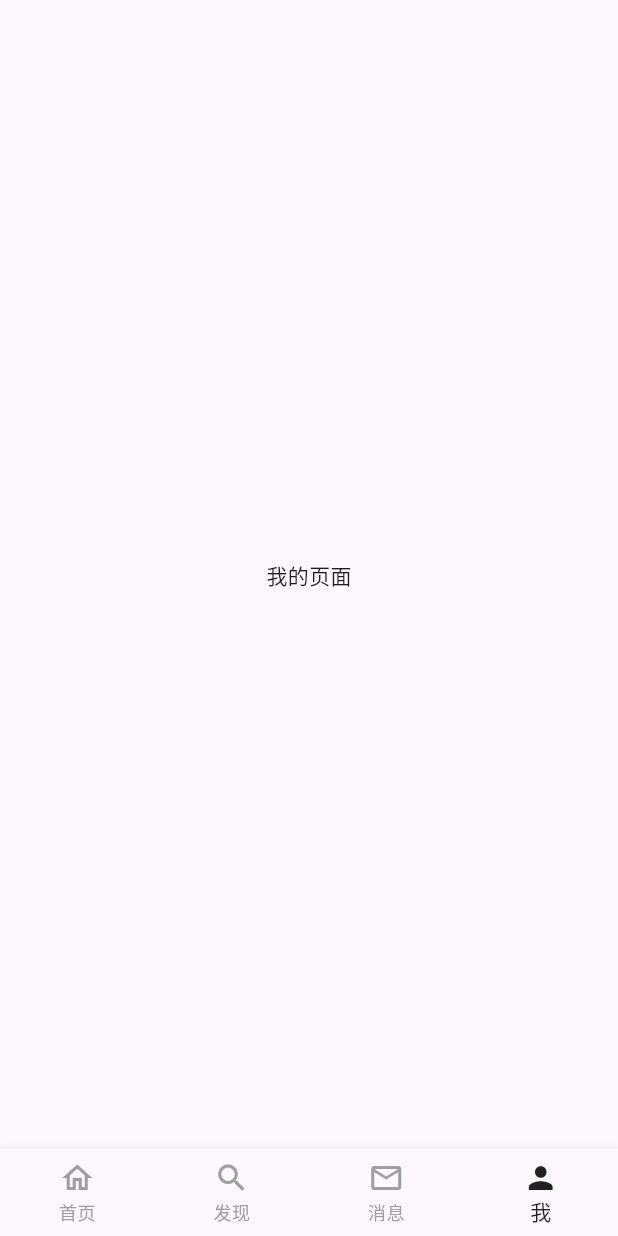
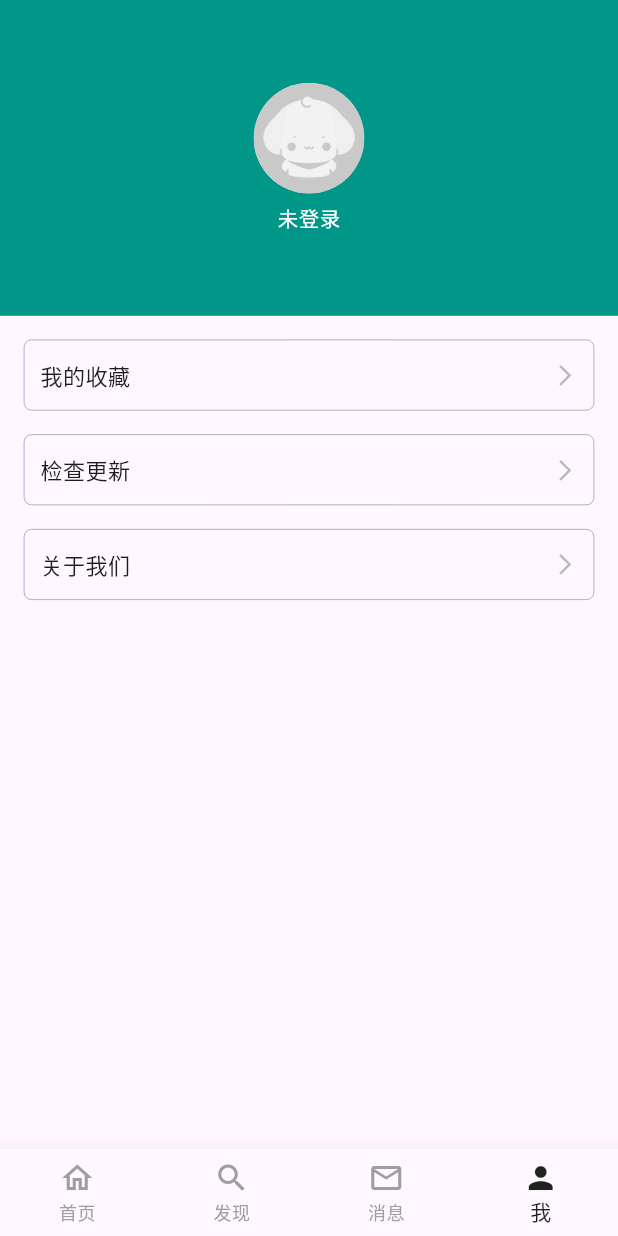
Before and after one commit to EricCeng/drift_frontend, a Flutter app: the screen it shows after launch, item 4 of the bottom bar chosen, on a phone screen of 412 x 824 dp. Run offline on Flutter 3.47's test engine with Material 3 defaults, Android fonts, the phone set to English and light mode, and no system bars; drawn by our look-alikes of oktoast; our stand-ins replace dio, flutter_screenutil, flutter_swiper_view, pull_to_refresh; network calls fail; statements that could not run were skipped.

Commit message:
我的页面

```diff
--- a/lib/pages/personal/personal_page.dart
+++ b/lib/pages/personal/personal_page.dart
@@ -1,4 +1,5 @@
 import 'package:flutter/material.dart';
+import 'package:flutter_screenutil/flutter_screenutil.dart';
 
 class PersonalPage extends StatefulWidget {
   const PersonalPage({super.key});
@@ -12,11 +13,70 @@ class PersonalPage extends StatefulWidget {
 class _PersonalPage extends State<PersonalPage> {
   @override
   Widget build(BuildContext context) {
-    return const Scaffold(
+    return Scaffold(
       body: SafeArea(
-          child: Center(
-        child: Text("我的页面"),
+          child: Column(
+        children: [
+          _header(),
+          _settingsItem("我的收藏", () {}),
+          _settingsItem("检查更新", () {}),
+          _settingsItem("关于我们", () {})
+        ],
       )),
     );
   }
+
+  Widget _header() {
+    return Container(
+      color: Colors.teal,
+      width: double.infinity,
+      height: 200.h,
+      child: Column(
+        mainAxisAlignment: MainAxisAlignment.center,
+        children: [
+          // ClipRRect(
+          //   borderRadius: BorderRadius.circular(35.r),
+          //   child: Image.asset(
+          //     "assets/images/default_avatar.jpg",
+          //     width: 80.r,
+          //     height: 80,
+          //     fit: BoxFit.cover,
+          //   ),
+          // ),
+          CircleAvatar(
+            backgroundImage:
+                AssetImage("assets/images/default_user_avatar.jpg"),
+            radius: 35.r,
+          ),
+          SizedBox(
+            height: 6.h,
+          ),
+          Text("未登录", style: TextStyle(fontSize: 13.sp, color: Colors.white)),
+        ],
+      ),
+    );
+  }
+
+  Widget _settingsItem(String? title, GestureTapCallback? onTap) {
+    return GestureDetector(
+      onTap: onTap,
+      child: Container(
+        width: double.infinity,
+        height: 45.h,
+        margin: EdgeInsets.only(top: 15.h, left: 15.w, right: 15.w),
+        padding: EdgeInsets.only(left: 10.w, right: 10.w),
+        decoration: BoxDecoration(
+            border: Border.all(color: Colors.grey, width: 0.5.r),
+            borderRadius: BorderRadius.circular(5.r)),
+        child: Row(
+          mainAxisAlignment: MainAxisAlignment.spaceBetween,
+          children: [
+            Text(title ?? "", style: TextStyle(fontSize: 14.sp)),
+            // Expanded(child: SizedBox()),
+            Icon(Icons.arrow_forward_ios, size: 16.sp, color: Colors.black26)
+          ],
+        ),
+      ),
+    );
+  }
 }
```
Also changed, not shown: assets/images/default_user_avatar.jpg (added).
